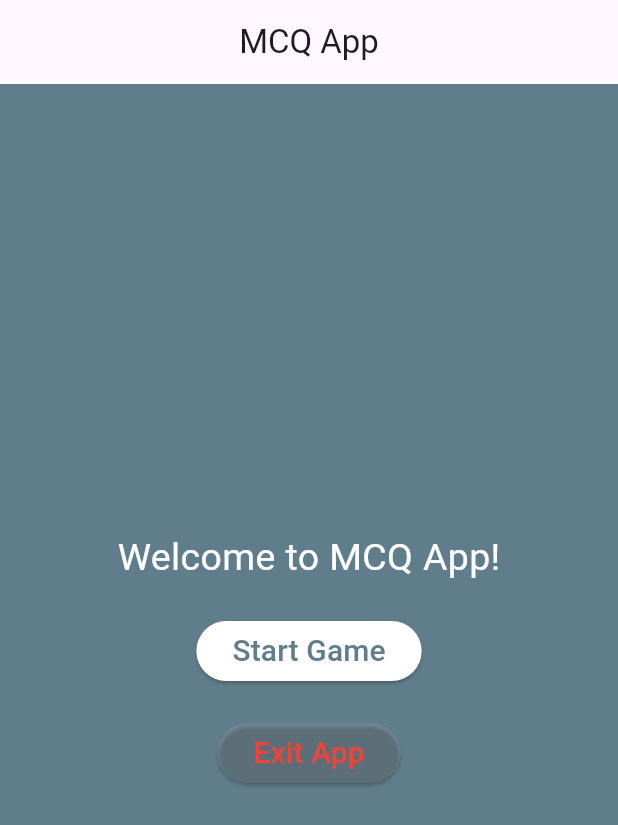
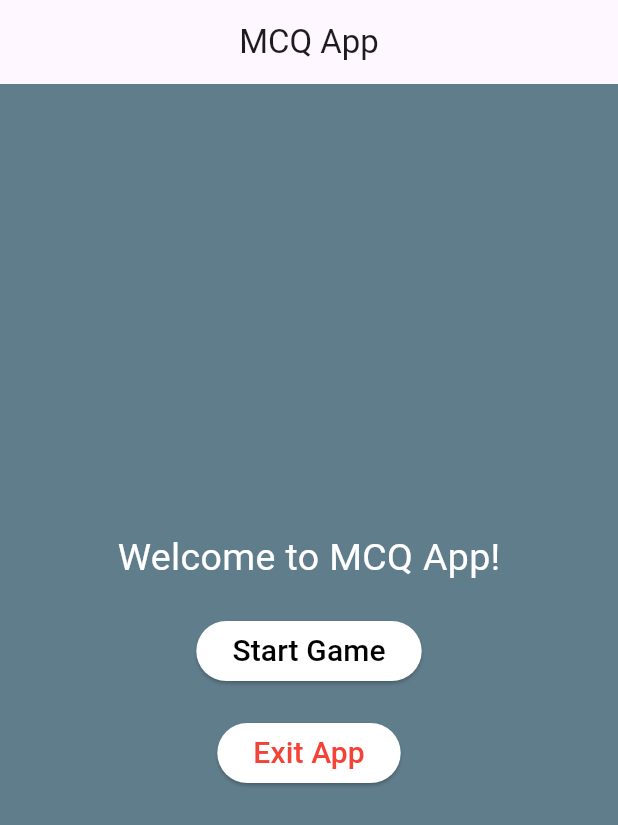
Before and after one commit to karimkaraki99/mcqapp, a Flutter app: the screen it shows after launch, on a phone screen of 412 x 824 dp. Shown: the top 825 px of the screen. Run offline on Flutter 3.47's test engine with Material 3 defaults, Android fonts, the phone set to English and light mode, and no system bars.

Commit message:
home page

```diff
--- a/lib/home.dart
+++ b/lib/home.dart
@@ -35,21 +35,20 @@ class _HomeState extends State<Home> {
               );
             },
             style: ElevatedButton.styleFrom(
-              primary: Colors.white, // Set the background color to white
+              primary: Colors.white,
             ),
             child: const Text(
               'Start Game',
-              style: TextStyle(fontSize: 20, color: Colors.blueGrey),
+              style: TextStyle(fontSize: 20, color: Colors.black),
             ),
           ),
             const SizedBox(height: 20),
         ElevatedButton(
           onPressed: () {
-            // Close the app
             SystemNavigator.pop();
           },
           style: ElevatedButton.styleFrom(
-            primary: Colors.white12, // Set the background color to white
+            primary: Colors.white,
           ),
           child: const Text(
             'Exit App',
```
